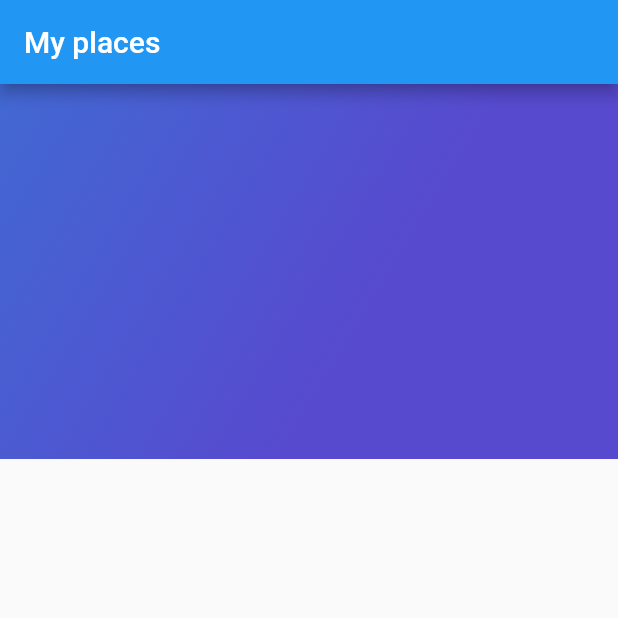
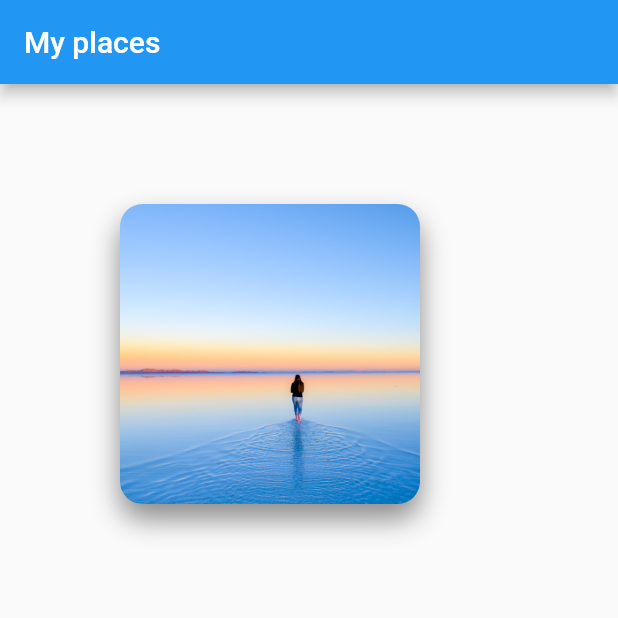
Before and after one commit to DonAmancio/places_Proyect, a Flutter app: the screen it shows after launch, on a phone screen of 412 x 824 dp, the top half of it. Run offline on Flutter 3.47's test engine with Material 2 defaults, Android fonts, the phone set to English and light mode, and no system bars.

Commit message:
widget BorderRadius y BoxShadow

```diff
--- /dev/null
+++ b/lib/card_image.dart
@@ -0,0 +1,37 @@
+import 'package:flutter/material.dart';
+
+class CardImage extends StatelessWidget{
+
+  String path;
+
+  CardImage(this.path);
+  @override
+  Widget build(BuildContext context) {
+    //cardImage
+    final cardImage = Container(
+      height: 200,
+        width: 200,
+      margin: EdgeInsets.all(80),
+      decoration: BoxDecoration(
+        image: DecorationImage(
+          image: AssetImage(
+            path,
+          ),
+          fit: BoxFit.cover
+        ),
+          shape: BoxShape.rectangle,
+        borderRadius: BorderRadius.all(Radius.circular(15)),
+        boxShadow: <BoxShadow>[
+          BoxShadow(
+            color: Colors.black45,
+            blurRadius: 15,
+            offset: Offset(0,10) ,
+          )
+        ]
+      ),
+    );
+    return cardImage;
+  }
+
+
+}
--- a/lib/home.dart
+++ b/lib/home.dart
@@ -1,6 +1,8 @@
 import 'package:flutter/cupertino.dart';
 import 'package:flutter/material.dart';
+import 'package:places_proyecto/card_image.dart';
 import 'package:places_proyecto/gradient_back.dart';
+import 'package:places_proyecto/home_app_bar.dart';
 import 'package:places_proyecto/review_list.dart';
 import 'review.dart';
 import 'description_place.dart';
@@ -43,7 +45,7 @@ class MyHome extends StatelessWidget{
       ),
       body: Stack(
         children: <Widget>[
-          GradientBack()
+          CardImage("assets/images/lugar.jpg")
           //
         ],
       ),
--- a/pubspec.yaml
+++ b/pubspec.yaml
@@ -51,6 +51,7 @@ flutter:
      - assets/images/persona3.jpg
      - assets/images/persona4.jpg
      - assets/images/persona5.jpg
+     - assets/images/lugar.jpg
 
   #   - images/a_dot_ham.jpeg
 
```
Also changed, not shown: lib/home_app_bar.dart (+25 -1 lines), assets/images/lugar.jpg (added), lib/description_place.dart (line endings or trailing spaces), lib/gradient_back.dart (line endings or trailing spaces), lib/main.dart (line endings or trailing spaces), lib/review.dart (line endings or trailing spaces), lib/review_list.dart (line endings or trailing spaces), pubspec.lock, 38 other files.
